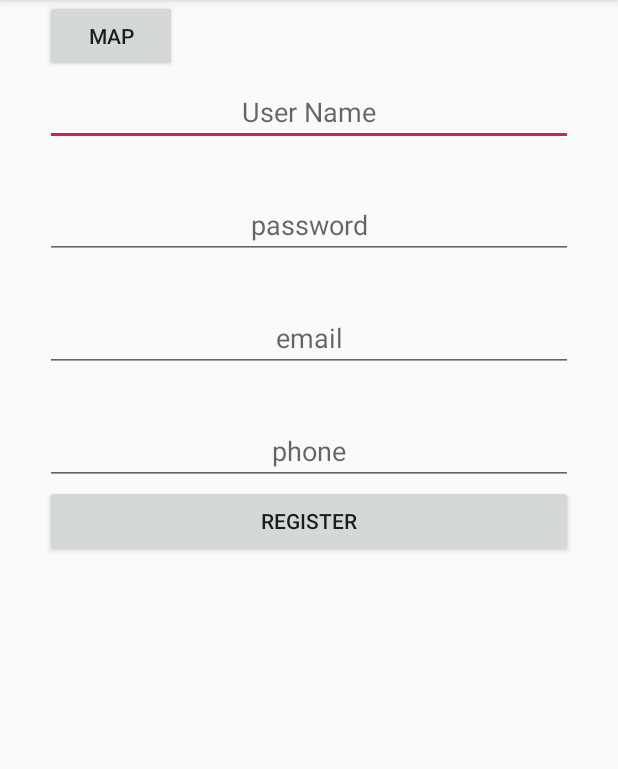
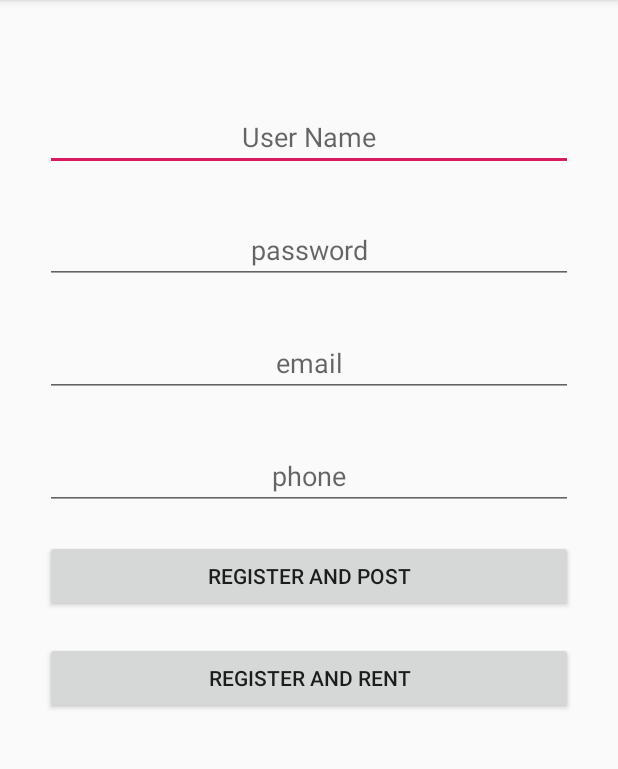
Before and after one commit to KorbieSevilla/CSE_118, an Android app: the Register screen opened directly, with no data from a screen before it, on a phone screen of 412 x 824 dp, the part 84-853 px from its top. Run offline under Robolectric (Android 15) with nearby library versions, the phone set to English and light mode, and no system bars; our stand-ins replace Firebase (no records; nobody signed in at launch, a user with empty details on screens opened directly); 4 statements that could not run were skipped.

Commit message:
Merged the two files

```diff
--- a/RentADriveMobile2/app/src/main/res/layout/activity_register.xml
+++ b/RentADriveMobile2/app/src/main/res/layout/activity_register.xml
@@ -65,14 +65,24 @@
             app:layout_constraintVertical_bias="0.393" />
 
         <Button
-            android:id="@+id/save"
+            android:id="@+id/registerPoster"
             android:layout_width="match_parent"
             android:layout_height="wrap_content"
-            android:text="Register"
-            app:layout_constraintBottom_toBottomOf="parent"
+            android:text="Register and Post"
             app:layout_constraintEnd_toEndOf="parent"
             app:layout_constraintStart_toStartOf="parent"
-            app:layout_constraintTop_toBottomOf="@id/phone" />
+            app:layout_constraintTop_toBottomOf="@id/phone"
+            android:layout_marginTop="20dp"/>
+
+        <Button
+            android:id="@+id/registerRenter"
+            android:layout_width="match_parent"
+            android:layout_height="wrap_content"
+            android:text="Register and Rent"
+            app:layout_constraintEnd_toEndOf="parent"
+            app:layout_constraintStart_toStartOf="parent"
+            app:layout_constraintTop_toBottomOf="@id/registerPoster"
+            android:layout_marginTop="20dp"/>
 
         <ProgressBar
             android:id="@+id/progressBar"
@@ -81,16 +91,12 @@
             android:layout_height="wrap_content"
             app:layout_constraintLeft_toLeftOf="parent"
             app:layout_constraintRight_toRightOf="parent"
-            app:layout_constraintTop_toBottomOf="@+id/save"
+            app:layout_constraintTop_toBottomOf="@+id/registerRenter"
             android:layout_marginTop="20dp" />
 
-        <Button
-            android:id="@+id/Map"
-            android:layout_width="wrap_content"
-            android:layout_height="wrap_content"
-            android:text="Map"
-            tools:layout_editor_absoluteX="115dp"
-            tools:layout_editor_absoluteY="22dp" />
+
+
+
 
     </androidx.constraintlayout.widget.ConstraintLayout>
 </ScrollView>
```
